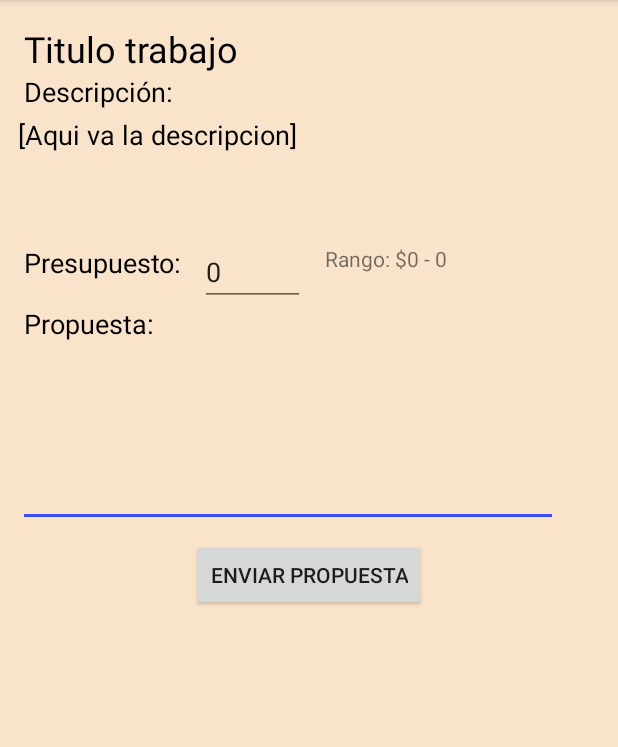
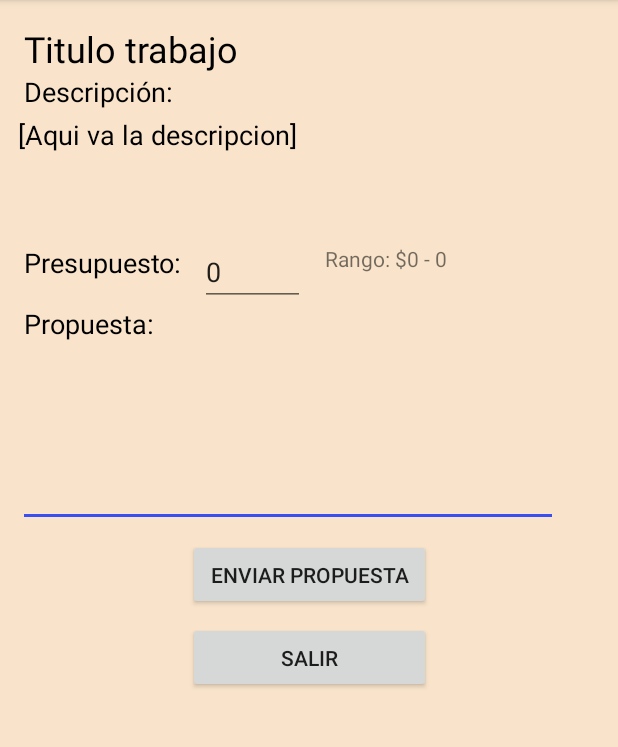
Before and after one commit to eliascapasso/AllJobs, an Android app: the PropuestaActivity screen opened directly, with no data from a screen before it, on a phone screen of 412 x 824 dp, the part 84-831 px from its top. Run offline under Robolectric (Android 15) with nearby library versions, the phone set to English and light mode, and no system bars; our stand-ins replace Room's generated code; 5 statements that could not run were skipped.

Commit message:
App terminada (faltan hacer pruebas)

```diff
--- a/app/src/main/java/com/example/eliascapasso/alljobs/Actividades/MainActivity.java
+++ b/app/src/main/java/com/example/eliascapasso/alljobs/Actividades/MainActivity.java
@@ -5,6 +5,7 @@ import android.app.NotificationChannel;
 import android.app.NotificationManager;
 import android.content.Context;
 import android.content.DialogInterface;
+import android.content.Intent;
 import android.content.SharedPreferences;
 import android.net.Uri;
 import android.os.Build;
@@ -190,7 +191,9 @@ public class MainActivity extends AppCompatActivity implements FragmentManager.O
                 builder.setPositiveButton("Aceptar", new DialogInterface.OnClickListener() {
                     @Override
                     public void onClick(DialogInterface dialog, int which) {
-                        finish();
+                        finishAffinity();
+                        Intent loginActivity = new Intent(MainActivity.this, LoginActivity.class);
+                        startActivity(loginActivity);
                     }
                 });
                 builder.setNegativeButton("Cancelar", new DialogInterface.OnClickListener() {
--- a/app/src/main/res/layout/activity_propuesta.xml
+++ b/app/src/main/res/layout/activity_propuesta.xml
@@ -93,8 +93,8 @@
 
     <Button
         android:id="@+id/btnEnviarPropuesta"
-        android:layout_width="wrap_content"
-        android:layout_height="wrap_content"
+        android:layout_width="162dp"
+        android:layout_height="47dp"
         android:layout_marginEnd="8dp"
         android:layout_marginStart="8dp"
         android:layout_marginTop="8dp"
@@ -117,4 +117,19 @@
         app:layout_constraintStart_toEndOf="@+id/textView8"
         app:layout_constraintTop_toBottomOf="@+id/txtDescirpcionTrabajo" />
 
+    <Button
+        android:id="@+id/btnSalir"
+        android:layout_width="162dp"
+        android:layout_height="47dp"
+        android:layout_marginEnd="8dp"
+        android:layout_marginStart="8dp"
+        android:layout_marginTop="8dp"
+        android:elevation="0dp"
+        android:text="Salir"
+        app:layout_constraintBottom_toBottomOf="parent"
+        app:layout_constraintEnd_toEndOf="parent"
+        app:layout_constraintStart_toStartOf="parent"
+        app:layout_constraintTop_toBottomOf="@+id/btnEnviarPropuesta"
+        app:layout_constraintVertical_bias="0.0" />
+
 </android.support.constraint.ConstraintLayout>
```
Also changed, not shown: app/src/main/java/com/example/eliascapasso/alljobs/Actividades/PropuestaActivity.java (+25 -0 lines), app/src/main/java/com/example/eliascapasso/alljobs/Actividades/RegistroActivity.java (+5 -2 lines), app/src/main/java/com/example/eliascapasso/alljobs/Modelo/Trabajo.java (+20 -0 lines).
